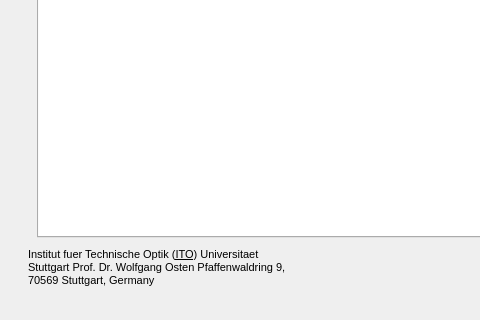
First picture: the form in Qitom/ui/dialogAbout.ui, repository itom-project/itom, before the edit; both pictures show x 0 to 480 and y 296 to 616 of the 662 by 616 pixel window.
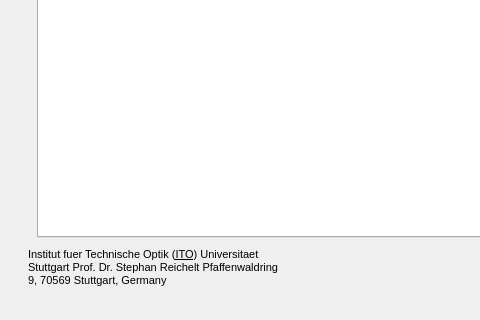
Second picture: the form after the edit. Icons and pictures are not drawn.

Diff of the .ui file:
```diff
--- a/Qitom/ui/dialogAbout.ui
+++ b/Qitom/ui/dialogAbout.ui
@@ -407,7 +407,7 @@
 &lt;html&gt;&lt;head&gt;&lt;meta name=&quot;qrichtext&quot; content=&quot;1&quot; /&gt;&lt;style type=&quot;text/css&quot;&gt;
 p, li { white-space: pre-wrap; }
 &lt;/style&gt;&lt;/head&gt;&lt;body style=&quot; font-family:'MS Shell Dlg 2'; font-size:6.6pt; font-weight:400; font-style:normal;&quot;&gt;
-&lt;p style=&quot; margin-top:12px; margin-bottom:12px; margin-left:0px; margin-right:0px; -qt-block-indent:0; text-indent:0px;&quot;&gt;&lt;span style=&quot; font-size:8pt; color:#000000;&quot;&gt;Institut fuer Technische Optik (&lt;/span&gt;&lt;a href=&quot;http://www.ito.uni-stuttgart.de&quot;&gt;&lt;span style=&quot; font-size:8pt; text-decoration: underline; color:#000000;&quot;&gt;ITO&lt;/span&gt;&lt;/a&gt;&lt;span style=&quot; font-size:8pt; color:#000000;&quot;&gt;) Universitaet Stuttgart Prof. Dr. Wolfgang Osten Pfaffenwaldring 9, 70569 Stuttgart, Germany&lt;/span&gt;&lt;/p&gt;&lt;/body&gt;&lt;/html&gt;</string>
+&lt;p style=&quot; margin-top:12px; margin-bottom:12px; margin-left:0px; margin-right:0px; -qt-block-indent:0; text-indent:0px;&quot;&gt;&lt;span style=&quot; font-size:8pt; color:#000000;&quot;&gt;Institut fuer Technische Optik (&lt;/span&gt;&lt;a href=&quot;http://www.ito.uni-stuttgart.de&quot;&gt;&lt;span style=&quot; font-size:8pt; text-decoration: underline; color:#000000;&quot;&gt;ITO&lt;/span&gt;&lt;/a&gt;&lt;span style=&quot; font-size:8pt; color:#000000;&quot;&gt;) Universitaet Stuttgart Prof. Dr. Stephan Reichelt Pfaffenwaldring 9, 70569 Stuttgart, Germany&lt;/span&gt;&lt;/p&gt;&lt;/body&gt;&lt;/html&gt;</string>
        </property>
        <property name="openExternalLinks">
         <bool>true</bool>
```
